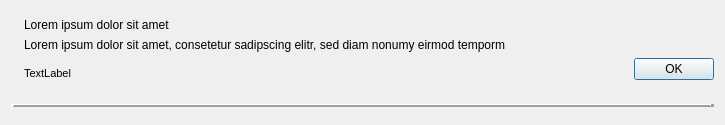
First picture: the form in src/gui/notificationwidget.ui, repository nextcloud/desktop, before the edit.
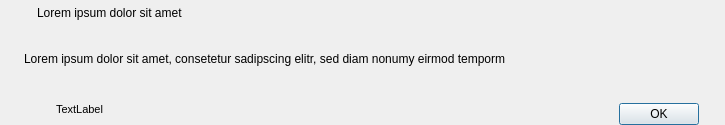
Second picture: the form after the edit. Icons and pictures are not drawn.

Commit message:
Improves Notification Widget UI.
- Changes spacing.
- Removes QFrame.
- Changes icon size.

```diff
--- a/src/gui/notificationwidget.ui
+++ b/src/gui/notificationwidget.ui
@@ -20,13 +20,41 @@
    <string>Form</string>
   </property>
   <layout class="QGridLayout" name="gridLayout">
+   <property name="sizeConstraint">
+    <enum>QLayout::SetMaximumSize</enum>
+   </property>
+   <property name="leftMargin">
+    <number>24</number>
+   </property>
    <property name="topMargin">
     <number>0</number>
    </property>
+   <property name="rightMargin">
+    <number>26</number>
+   </property>
    <property name="bottomMargin">
     <number>0</number>
    </property>
-   <item row="0" column="0">
+   <property name="horizontalSpacing">
+    <number>0</number>
+   </property>
+   <property name="verticalSpacing">
+    <number>2</number>
+   </property>
+   <item row="0" column="1">
+    <layout class="QVBoxLayout" name="verticalLayout">
+     <property name="spacing">
+      <number>4</number>
+     </property>
+     <item>
+      <layout class="QHBoxLayout" name="labelsHorizontalLayout" stretch="1,1">
+       <property name="spacing">
+        <number>6</number>
+       </property>
+       <property name="topMargin">
+        <number>6</number>
+       </property>
+       <item>
     <widget class="QLabel" name="_notifIcon">
      <property name="sizePolicy">
       <sizepolicy hsizetype="Fixed" vsizetype="Fixed">
@@ -34,16 +62,23 @@
        <verstretch>0</verstretch>
       </sizepolicy>
      </property>
+         <property name="lineWidth">
+          <number>0</number>
+         </property>
      <property name="text">
       <string/>
      </property>
      <property name="pixmap">
       <pixmap>../../../../resources/bell.png</pixmap>
      </property>
-    </widget>
-   </item>
-   <item row="0" column="1">
-    <layout class="QVBoxLayout" name="verticalLayout">
+         <property name="alignment">
+          <set>Qt::AlignBottom|Qt::AlignLeading|Qt::AlignLeft</set>
+         </property>
+         <property name="margin">
+          <number>0</number>
+         </property>
+        </widget>
+       </item>
      <item>
       <widget class="QLabel" name="_subjectLabel">
        <property name="sizePolicy">
@@ -55,7 +90,12 @@
        <property name="text">
         <string>Lorem ipsum dolor sit amet</string>
        </property>
-      </widget>
+         <property name="alignment">
+          <set>Qt::AlignLeading|Qt::AlignLeft|Qt::AlignTop</set>
+         </property>
+        </widget>
+       </item>
+      </layout>
      </item>
      <item>
       <widget class="QLabel" name="_messageLabel">
@@ -71,6 +111,9 @@
        <property name="scaledContents">
         <bool>false</bool>
        </property>
+       <property name="alignment">
+        <set>Qt::AlignLeading|Qt::AlignLeft|Qt::AlignTop</set>
+       </property>
        <property name="wordWrap">
         <bool>true</bool>
        </property>
@@ -78,6 +121,25 @@
      </item>
      <item>
       <layout class="QHBoxLayout" name="horizontalLayout">
+       <property name="spacing">
+        <number>6</number>
+       </property>
+       <item>
+        <spacer name="horizontalSpacer">
+         <property name="orientation">
+          <enum>Qt::Horizontal</enum>
+         </property>
+         <property name="sizeType">
+          <enum>QSizePolicy::Preferred</enum>
+         </property>
+         <property name="sizeHint" stdset="0">
+          <size>
+           <width>32</width>
+           <height>20</height>
+          </size>
+         </property>
+        </spacer>
+       </item>
        <item>
         <widget class="QLabel" name="_timeLabel">
          <property name="font">
@@ -89,7 +151,7 @@
           <string>TextLabel</string>
          </property>
          <property name="alignment">
-          <set>Qt::AlignBottom|Qt::AlignLeading|Qt::AlignLeft</set>
+          <set>Qt::AlignLeading|Qt::AlignLeft|Qt::AlignTop</set>
          </property>
         </widget>
        </item>
@@ -104,19 +166,6 @@
      </item>
     </layout>
    </item>
-   <item row="1" column="0" colspan="2">
-    <widget class="QFrame" name="frame">
-     <property name="frameShape">
-      <enum>QFrame::HLine</enum>
-     </property>
-     <property name="frameShadow">
-      <enum>QFrame::Raised</enum>
-     </property>
-     <property name="lineWidth">
-      <number>4</number>
-     </property>
-    </widget>
-   </item>
   </layout>
  </widget>
  <resources/>
```
Lines whose indentation alone changed are shown as unchanged. The commit also changes 2 other files.
